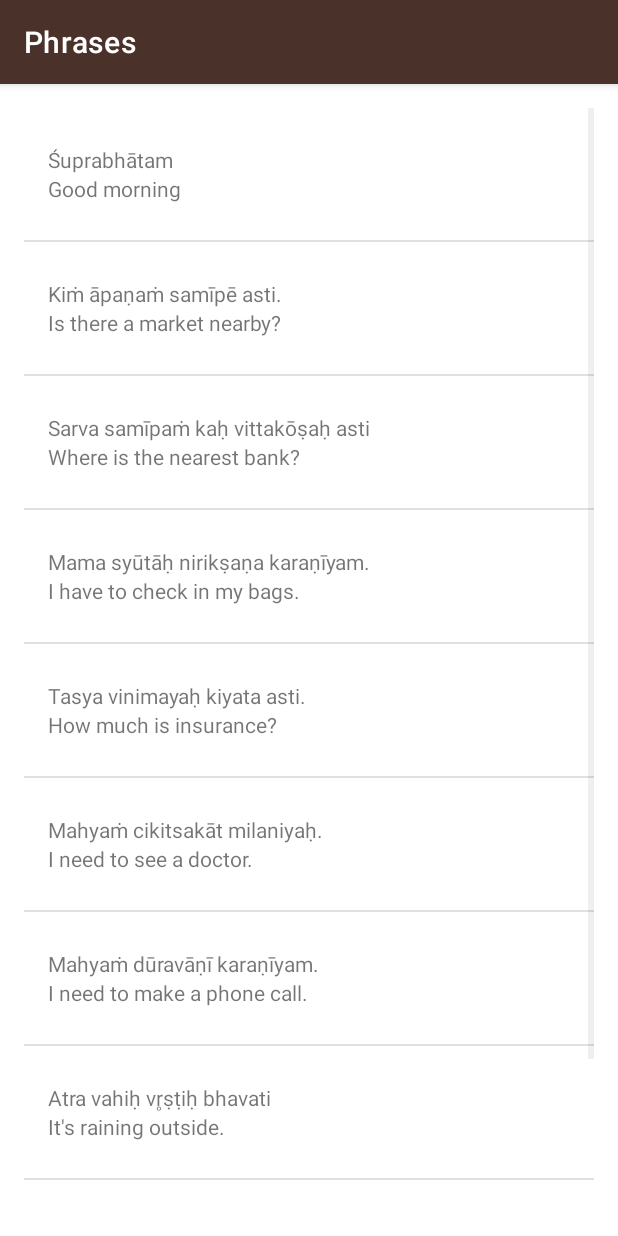
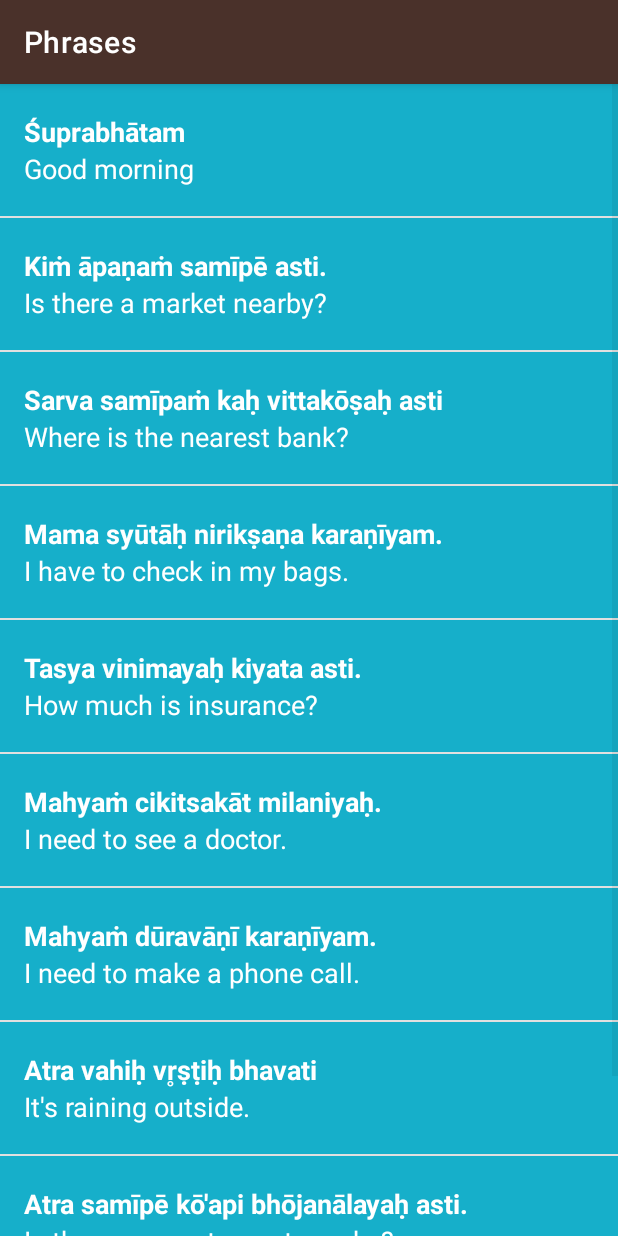
Before and after one commit to blaze1402/Sanskrit, an Android app: the PhrasesActivity screen opened directly, with no data from a screen before it, on a phone screen of 412 x 824 dp. Run offline under Robolectric (Android 15) with nearby library versions, the light colour scheme and no system bars.

Commit message:
Made some visual changes to make UI/UX better

```diff
--- a/app/src/main/java/com/blaze/sanskrit/ColorsActivity.java
+++ b/app/src/main/java/com/blaze/sanskrit/ColorsActivity.java
@@ -28,7 +28,7 @@ public class ColorsActivity extends AppCompatActivity {
         words.add(new Word("White", "śvetaḥ",R.drawable.color_white));
         words.add(new Word("Yellow", "pītaḥ",R.drawable.color_yellow));
 
-        WordAdapter adapter = new WordAdapter(this, words);
+        WordAdapter adapter = new WordAdapter(this, words,R.color.category_colors);
         ListView listView = findViewById(R.id.list);
         listView.setAdapter(adapter);
     }
--- a/app/src/main/java/com/blaze/sanskrit/FamilyActivity.java
+++ b/app/src/main/java/com/blaze/sanskrit/FamilyActivity.java
@@ -28,7 +28,7 @@ public class FamilyActivity extends AppCompatActivity {
         words.add(new Word("Grand Mother", "Pitāmahī",R.drawable.family_grandmother));
         words.add(new Word("Grand Father", "Pitāmahaḥ",R.drawable.family_grandfather));
 
-        WordAdapter adapter = new WordAdapter(this, words);
+        WordAdapter adapter = new WordAdapter(this, words,R.color.category_family);
         ListView listView = findViewById(R.id.list);
         listView.setAdapter(adapter);
     }
--- a/app/src/main/java/com/blaze/sanskrit/NumbersActivity.java
+++ b/app/src/main/java/com/blaze/sanskrit/NumbersActivity.java
@@ -28,7 +28,7 @@ public class NumbersActivity extends AppCompatActivity {
         words.add(new Word("Nine", "nava",R.drawable.number_nine));
         words.add(new Word("Ten", "daśa",R.drawable.number_ten));
 
-        WordAdapter adapter = new WordAdapter(this, words);
+        WordAdapter adapter = new WordAdapter(this, words,R.color.category_numbers);
         ListView listView = findViewById(R.id.list);
         listView.setAdapter(adapter);
     }
--- a/app/src/main/java/com/blaze/sanskrit/PhrasesActivity.java
+++ b/app/src/main/java/com/blaze/sanskrit/PhrasesActivity.java
@@ -28,7 +28,7 @@ public class PhrasesActivity extends AppCompatActivity {
         words.add(new Word("Is there any restaurant nearby?", "Atra samīpē kō'api bhōjanālayaḥ asti."));
         words.add(new Word("Is there a first aid box?", "Kiṁ atra prāthamika aupacāra pēṭikā asti"));
 
-        WordAdapter adapter = new WordAdapter(this, words);
+        WordAdapter adapter = new WordAdapter(this, words,R.color.category_phrases);
         ListView listView = findViewById(R.id.list);
         listView.setAdapter(adapter);
     }
--- a/app/src/main/java/com/blaze/sanskrit/Word.java
+++ b/app/src/main/java/com/blaze/sanskrit/Word.java
@@ -6,7 +6,7 @@ public class Word {
 
     private final String mSanskritTranslation;
 
-    private int mImageResourceID;
+    private int mImageResourceID=0;
 
     public Word(String defaultTranslation, String sanskritTranslation) {
         mDefaultTranslation = defaultTranslation;
@@ -30,5 +30,7 @@ public class Word {
     public int getImageResourceID() {
         return mImageResourceID;
     }
-
+    public boolean hasImage(){
+        return mImageResourceID!=0;
+    }
 }
--- a/app/src/main/java/com/blaze/sanskrit/WordAdapter.java
+++ b/app/src/main/java/com/blaze/sanskrit/WordAdapter.java
@@ -15,9 +15,10 @@ import java.util.ArrayList;
 
 
 public class WordAdapter extends ArrayAdapter<Word> {
-
-    public WordAdapter(@NonNull Activity context, ArrayList<Word> words) {
+    private int mcolorResourceID;
+    public WordAdapter(@NonNull Activity context, ArrayList<Word> words, int colorResourceID) {
         super(context, 0, words);
+        mcolorResourceID=colorResourceID;
     }
 
     @NonNull
@@ -38,8 +39,13 @@ public class WordAdapter extends ArrayAdapter<Word> {
         sanskritTranslation.setText(currentPosition.getSanskritTranslation());
 
         ImageView imageView = listItemView.findViewById(R.id.image);
-        imageView.setImageResource(currentPosition.getImageResourceID());
-
+        if(currentPosition.hasImage()){
+            imageView.setImageResource(currentPosition.getImageResourceID());
+            imageView.setVisibility(View.VISIBLE);
+        }else {
+            imageView.setVisibility(View.GONE);
+        }
+        listItemView.setBackgroundResource(mcolorResourceID);
         return listItemView;
     }
 }
--- a/app/src/main/res/layout/list_item.xml
+++ b/app/src/main/res/layout/list_item.xml
@@ -2,32 +2,43 @@
 <LinearLayout xmlns:android="http://schemas.android.com/apk/res/android"
     xmlns:tools="http://schemas.android.com/tools"
     android:layout_width="match_parent"
-    android:layout_height="@dimen/list_item_height"
-    android:orientation="horizontal"
-    android:padding="16dp">
+    android:layout_height="wrap_content"
+    android:minHeight="@dimen/list_item_height"
+    android:orientation="horizontal">
 
     <ImageView
         android:id="@+id/image"
-        android:layout_width="wrap_content"
-        android:layout_height="wrap_content"
-        android:src="@drawable/number_eight" />
+        android:layout_width="@dimen/list_item_height"
+        android:layout_height="@dimen/list_item_height"
+        android:background="@color/tan_background" />
 
     <LinearLayout
         android:layout_width="match_parent"
-        android:layout_height="wrap_content"
+        android:layout_height="match_parent"
         android:layout_gravity="center_vertical"
-        android:orientation="vertical">
+        android:orientation="vertical"
+        android:paddingStart="16dp"
+        tools:background="@color/category_numbers">
 
         <TextView
             android:id="@+id/sanskrit_text_view"
             android:layout_width="match_parent"
-            android:layout_height="wrap_content"
+            android:layout_height="0dp"
+            android:layout_weight="1"
+            android:gravity="bottom"
+            android:textAppearance="?android:textAppearanceMedium"
+            android:textColor="@android:color/white"
+            android:textStyle="bold"
             tools:text="Lutti" />
 
         <TextView
             android:id="@+id/default_text_view"
             android:layout_width="match_parent"
-            android:layout_height="wrap_content"
+            android:layout_height="0dp"
+            android:layout_weight="1"
+            android:gravity="top"
+            android:textAppearance="?android:textAppearanceMedium"
+            android:textColor="@android:color/white"
             tools:text="One" />
     </LinearLayout>
 </LinearLayout>
--- a/app/src/main/res/layout/word_list.xml
+++ b/app/src/main/res/layout/word_list.xml
@@ -3,6 +3,4 @@
     android:id="@+id/list"
     android:layout_width="match_parent"
     android:layout_height="match_parent"
-    android:orientation="vertical"
-    android:paddingHorizontal="@dimen/activity_horizontal_margin"
-    android:paddingVertical="@dimen/activity_vertical_margin" />
+    android:orientation="vertical" />
--- a/app/src/main/res/values/styles.xml
+++ b/app/src/main/res/values/styles.xml
@@ -1,5 +1,6 @@
 <?xml version="1.0" encoding="utf-8"?>
 <resources>
+
     <style name="CategoryStyle">
         <item name="android:layout_width">match_parent</item>
         <item name="android:layout_height">@dimen/list_item_height</item>
```
